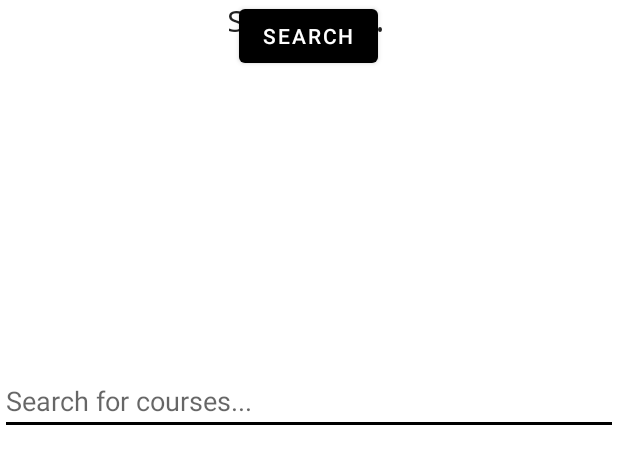
After one commit to Parrotastic/LevelUp_Gaming_College_Scheduler, an Android app: the layout activity_search.xml on its own in the app's theme, with its tools: preview values and no code run, on a phone screen of 412 x 824 dp. The commit adds this screen. Shown: the top 464 px of the screen. Run offline under Robolectric (Android 15) with nearby library versions, the light colour scheme and no system bars.

Commit message:
search_list_item.xml and activity_search.xml complete.

```diff
--- a/app/src/main/AndroidManifest.xml
+++ b/app/src/main/AndroidManifest.xml
@@ -34,6 +34,8 @@
             android:label="Add Trial"/>
         <activity android:name=".UI.AssessmentEdit"
             android:label="Edit Trial"/>
+        <activity android:name=".UI.SearchActivity"
+            android:label="Search Courses"/>
 
         <activity
             android:name=".UI.MainActivity"
--- /dev/null
+++ b/app/src/main/res/layout/activity_search.xml
@@ -0,0 +1,56 @@
+<?xml version="1.0" encoding="utf-8"?>
+<androidx.constraintlayout.widget.ConstraintLayout xmlns:android="http://schemas.android.com/apk/res/android"
+    xmlns:app="http://schemas.android.com/apk/res-auto"
+    xmlns:tools="http://schemas.android.com/tools"
+    android:layout_width="match_parent"
+    android:layout_height="match_parent"
+    tools:context=".UI.SearchActivity">
+
+    <TextView
+        android:id="@+id/searchTextView"
+        style="@style/TextAppearance.AppCompat.Title"
+        android:layout_width="wrap_content"
+        android:layout_height="wrap_content"
+        android:fontFamily="monospace"
+        android:text="Search..."
+        app:layout_constraintEnd_toEndOf="parent"
+        app:layout_constraintHorizontal_bias="0.498"
+        app:layout_constraintStart_toStartOf="parent"
+        tools:ignore="MissingConstraints"
+        tools:layout_editor_absoluteY="152dp" />
+
+    <EditText
+        android:id="@+id/searchEditText"
+        android:layout_width="match_parent"
+        android:layout_height="wrap_content"
+        android:hint="Search for courses..."
+        app:layout_constraintBottom_toBottomOf="parent"
+        app:layout_constraintEnd_toEndOf="parent"
+        app:layout_constraintHorizontal_bias="0.0"
+        app:layout_constraintStart_toStartOf="parent"
+        app:layout_constraintTop_toTopOf="parent"
+        app:layout_constraintVertical_bias="0.314" />
+
+    <Button
+        android:id="@+id/searchButton"
+        android:layout_width="wrap_content"
+        android:layout_height="wrap_content"
+        android:onClick="searchForCourses"
+        app:layout_constraintEnd_toEndOf="parent"
+        app:layout_constraintHorizontal_bias="0.498"
+        app:layout_constraintStart_toStartOf="parent"
+        tools:layout_editor_absoluteY="282dp"
+        android:text="Search"
+        tools:ignore="MissingConstraints" />
+
+    <androidx.recyclerview.widget.RecyclerView
+        android:id="@+id/searchRecyclerView"
+        android:layout_width="match_parent"
+        android:layout_height="wrap_content"
+        tools:layout_editor_absoluteX="-30dp"
+        tools:layout_editor_absoluteY="357dp"
+        tools:listitem="@layout/search_list_item"
+        tools:ignore="MissingConstraints" />
+
+
+</androidx.constraintlayout.widget.ConstraintLayout>
--- /dev/null
+++ b/app/src/main/res/layout/search_list_item.xml
@@ -0,0 +1,34 @@
+<?xml version="1.0" encoding="utf-8"?>
+<LinearLayout xmlns:android="http://schemas.android.com/apk/res/android"
+    android:layout_width="match_parent"
+    android:layout_height="wrap_content"
+    android:orientation="horizontal">
+
+    <TextView
+        android:id="@+id/searchListTextView"
+        style="@android:style/TextAppearance.Material.Title"
+        android:layout_width="215dp"
+        android:layout_height="30dp"
+        android:ellipsize="marquee"
+        android:layout_marginRight="10dp"
+        android:layout_marginBottom="25dp"
+        android:maxLines="1"
+        android:scrollHorizontally="true"
+        android:marqueeRepeatLimit="marquee_forever"
+        />
+
+    <TextView
+        android:id="@+id/searchListTextView2"
+        android:layout_width="wrap_content"
+        android:layout_height="wrap_content"
+        android:layout_marginRight="10dp"
+        android:fontFamily="monospace"/>
+
+    <TextView
+        android:id="@+id/searchListTextView3"
+        android:layout_width="wrap_content"
+        android:layout_height="wrap_content"
+        android:fontFamily="monospace"/>
+
+
+</LinearLayout>
```
Also changed, not shown: app/src/main/java/com/lukavalentine/databaseapp/UI/CourseAdapter.java (+18 -0 lines), app/src/main/java/com/lukavalentine/databaseapp/UI/MainActivity.java (+24 -7 lines), app/src/main/java/com/lukavalentine/databaseapp/UI/SearchActivity.java (added, +13 -0 lines), app/src/main/java/com/lukavalentine/databaseapp/UI/TermEdit.java (+37 -20 lines).
